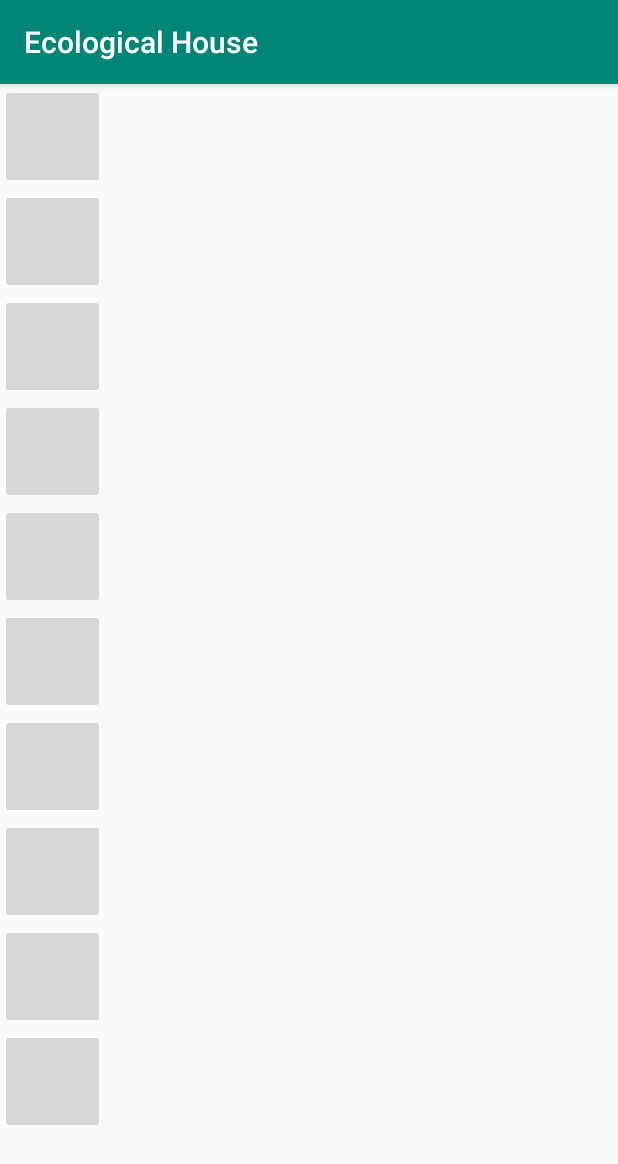
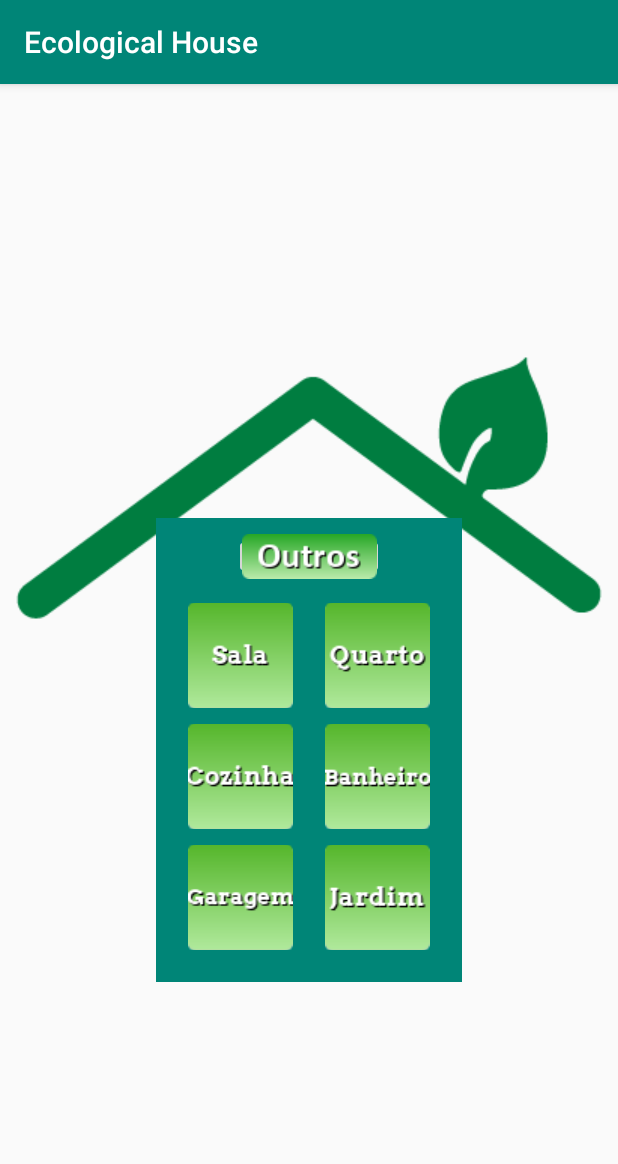
Before and after one commit to XandiVieira/EcologicalHouse, an Android app: the MainActivity screen opened directly, with no data from a screen before it, on a phone screen of 412 x 824 dp. Shown: the top 1164 px of the screen. Run offline under Robolectric (Android 15) with nearby library versions, the phone set to English and light mode, and no system bars.

Commit message:
Tela inicial pronta

```diff
--- a/app/src/main/java/com/example/xandi/ecologicalhouse/MainActivity.java
+++ b/app/src/main/java/com/example/xandi/ecologicalhouse/MainActivity.java
@@ -30,15 +30,12 @@ public class MainActivity extends AppCompatActivity {
         partsOfHouse.add((ImageButton) findViewById(R.id.btRoom5));
         partsOfHouse.add((ImageButton) findViewById(R.id.btRoom6));
         partsOfHouse.add((ImageButton) findViewById(R.id.btRoom7));
-        partsOfHouse.add((ImageButton) findViewById(R.id.btRoom8));
-        partsOfHouse.add((ImageButton) findViewById(R.id.btRoom9));
-        partsOfHouse.add((ImageButton) findViewById(R.id.btRoom10));
 
         partsOfHouse.get(0).setOnClickListener(new View.OnClickListener() {
             @Override
             public void onClick(View view) {
                 Intent intent = new Intent(MainActivity.this, PartOfHouse.class);
-                intent.putExtra("partOfHouse", "Room");
+                intent.putExtra("partOfHouse", "Sala");
                 startActivity(intent);
             }
         });
@@ -47,7 +44,7 @@ public class MainActivity extends AppCompatActivity {
             @Override
             public void onClick(View view) {
                 Intent intent = new Intent(MainActivity.this, PartOfHouse.class);
-                intent.putExtra("partOfHouse", "Kitchen");
+                intent.putExtra("partOfHouse", "Cozinha");
                 startActivity(intent);
             }
         });
@@ -56,7 +53,7 @@ public class MainActivity extends AppCompatActivity {
             @Override
             public void onClick(View view) {
                 Intent intent = new Intent(MainActivity.this, PartOfHouse.class);
-                intent.putExtra("partOfHouse", "Bathroom");
+                intent.putExtra("partOfHouse", "Garagem");
                 startActivity(intent);
             }
         });
@@ -65,7 +62,7 @@ public class MainActivity extends AppCompatActivity {
             @Override
             public void onClick(View view) {
                 Intent intent = new Intent(MainActivity.this, PartOfHouse.class);
-                intent.putExtra("partOfHouse", "teste");
+                intent.putExtra("partOfHouse", "Quarto");
                 startActivity(intent);
             }
         });
@@ -74,7 +71,7 @@ public class MainActivity extends AppCompatActivity {
             @Override
             public void onClick(View view) {
                 Intent intent = new Intent(MainActivity.this, PartOfHouse.class);
-                intent.putExtra("partOfHouse", "teste");
+                intent.putExtra("partOfHouse", "Banheiro");
                 startActivity(intent);
             }
         });
@@ -83,7 +80,7 @@ public class MainActivity extends AppCompatActivity {
             @Override
             public void onClick(View view) {
                 Intent intent = new Intent(MainActivity.this, PartOfHouse.class);
-                intent.putExtra("partOfHouse", "teste");
+                intent.putExtra("partOfHouse", "Jardim");
                 startActivity(intent);
             }
         });
@@ -92,38 +89,9 @@ public class MainActivity extends AppCompatActivity {
             @Override
             public void onClick(View view) {
                 Intent intent = new Intent(MainActivity.this, PartOfHouse.class);
-                intent.putExtra("partOfHouse", "teste");
+                intent.putExtra("partOfHouse", "Outros");
                 startActivity(intent);
             }
         });
-
-        partsOfHouse.get(7).setOnClickListener(new View.OnClickListener() {
-            @Override
-            public void onClick(View view) {
-                Intent intent = new Intent(MainActivity.this, PartOfHouse.class);
-                intent.putExtra("partOfHouse", "teste");
-                startActivity(intent);
-            }
-        });
-
-        partsOfHouse.get(8).setOnClickListener(new View.OnClickListener() {
-            @Override
-            public void onClick(View view) {
-                Intent intent = new Intent(MainActivity.this, PartOfHouse.class);
-                intent.putExtra("partOfHouse", "teste");
-                startActivity(intent);
-            }
-        });
-
-        partsOfHouse.get(9).setOnClickListener(new View.OnClickListener() {
-            @Override
-            public void onClick(View view) {
-                Intent intent = new Intent(MainActivity.this, PartOfHouse.class);
-                intent.putExtra("partOfHouse", "teste");
-                startActivity(intent);
-            }
-        });
-
-
     }
 }
--- a/app/src/main/res/layout/activity_main.xml
+++ b/app/src/main/res/layout/activity_main.xml
@@ -7,50 +7,103 @@
     tools:context=".MainActivity">
 
     <LinearLayout
+        android:orientation="vertical"
+        android:layout_width="match_parent"
+        android:layout_height="wrap_content"
+        android:layout_centerHorizontal="true"
+        android:layout_centerVertical="true">
+
+        <ImageView
+            android:id="@+id/telhado"
+            android:layout_width="match_parent"
+            android:layout_height="wrap_content"
+            android:src="@drawable/telhado"
+            android:layout_centerHorizontal="true" />
+
+    <LinearLayout
         android:layout_width="wrap_content"
         android:layout_height="wrap_content"
-        android:orientation="vertical">
+        android:orientation="vertical"
+        android:padding="5dp"
+        android:layout_gravity="center"
+        android:layout_centerHorizontal="true"
+        android:layout_marginTop="-80dp"
+        android:background="@color/colorPrimary">
+
+        <ImageButton
+            android:id="@+id/btRoom7"
+            android:layout_width="100dp"
+            android:layout_height="30dp"
+            android:layout_marginTop="5dp"
+            android:src="@drawable/button_outros"
+            android:layout_gravity="center"/>
+
+    <LinearLayout
+        android:layout_width="wrap_content"
+        android:layout_height="wrap_content"
+        android:orientation="horizontal"
+        android:padding="5dp"
+        android:background="@color/colorPrimary">
+
+    <LinearLayout
+        android:layout_width="wrap_content"
+        android:layout_height="wrap_content"
+        android:orientation="vertical"
+        android:padding="5dp">
 
         <ImageButton
             android:layout_width="70dp"
             android:layout_height="70dp"
-            android:id="@+id/btRoom1"/>
+            android:id="@+id/btRoom1"
+            android:src="@drawable/button_sala"
+            android:layout_margin="5dp" />
+
         <ImageButton
             android:layout_width="70dp"
             android:layout_height="70dp"
-            android:id="@+id/btRoom2"/>
+            android:id="@+id/btRoom2"
+            android:src="@drawable/button_cozinha"
+            android:layout_margin="5dp"/>
+
         <ImageButton
             android:layout_width="70dp"
             android:layout_height="70dp"
-            android:id="@+id/btRoom3"/>
+            android:id="@+id/btRoom3"
+            android:src="@drawable/button_garagem"
+            android:layout_margin="5dp"/>
+    </LinearLayout>
+
+        <LinearLayout
+            android:layout_width="match_parent"
+            android:layout_height="match_parent"
+            android:orientation="vertical"
+            android:padding="5dp">
+
             <ImageButton
                 android:layout_width="70dp"
                 android:layout_height="70dp"
-            android:id="@+id/btRoom4"/>
+                android:id="@+id/btRoom4"
+                android:src="@drawable/button_quarto"
+                android:layout_margin="5dp"/>
+
             <ImageButton
                 android:layout_width="70dp"
                 android:layout_height="70dp"
-            android:id="@+id/btRoom5"/>
+                android:id="@+id/btRoom5"
+                android:src="@drawable/button_banheiro"
+                android:layout_margin="5dp"/>
+
             <ImageButton
                 android:layout_width="70dp"
                 android:layout_height="70dp"
-            android:id="@+id/btRoom6"/>
-        <ImageButton
-            android:layout_width="70dp"
-            android:layout_height="70dp"
-            android:id="@+id/btRoom7"/>
-        <ImageButton
-            android:layout_width="70dp"
-            android:layout_height="70dp"
-            android:id="@+id/btRoom8"/>
-        <ImageButton
-            android:layout_width="70dp"
-            android:layout_height="70dp"
-            android:id="@+id/btRoom9"/>
-        <ImageButton
-            android:layout_width="70dp"
-            android:layout_height="70dp"
-            android:id="@+id/btRoom10"/>
+                android:id="@+id/btRoom6"
+                android:src="@drawable/button_jardim"
+                android:layout_margin="5dp"/>
+        </LinearLayout>
+
+    </LinearLayout>
+
+    </LinearLayout>
 
     </LinearLayout>
 
```
Also changed, not shown: app/src/main/res/drawable/button_banheiro.png (added), app/src/main/res/drawable/button_cozinha.png (added), app/src/main/res/drawable/button_garagem.png (added), app/src/main/res/drawable/button_jardim.png (added), app/src/main/res/drawable/button_outros.png (added), app/src/main/res/drawable/button_quarto.png (added), app/src/main/res/drawable/button_sala.png (added), app/src/main/res/drawable/telhado.png (added), app/src/main/res/drawable/telhado_composto.png (added). Lines whose indentation alone changed are shown as unchanged.
